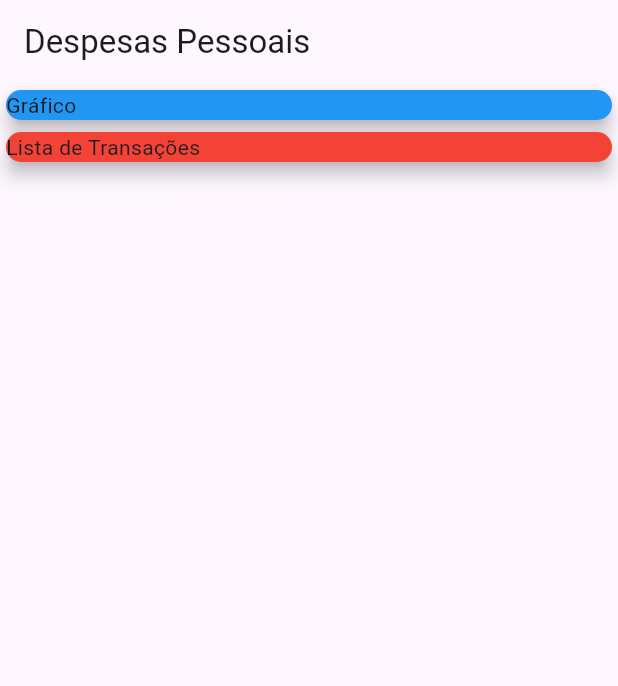
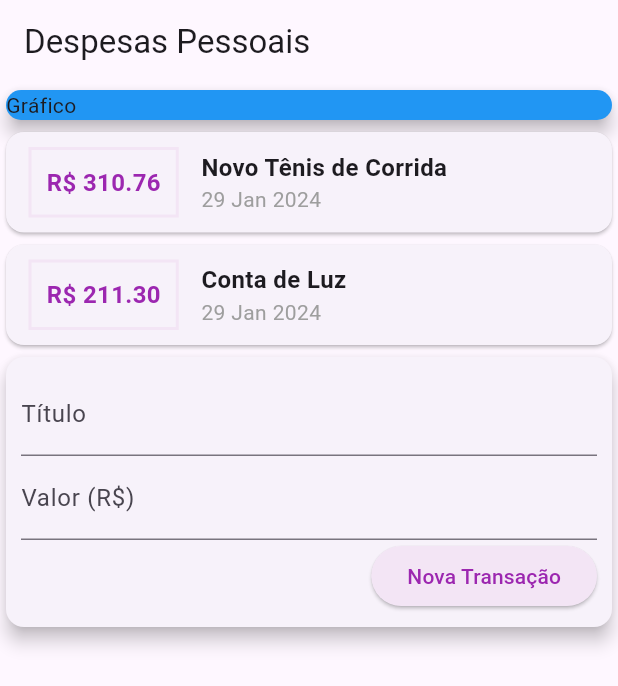
Before and after one commit to ghzeni/flutter, a Flutter app: the screen it shows after launch, on a phone screen of 412 x 824 dp. Shown: the top 686 px of the screen. Run offline on Flutter 3.47's test engine with Material 3 defaults, Android fonts, the phone set to English and light mode, and no system bars.

Commit message:
update expenses

```diff
--- a/expenses/lib/main.dart
+++ b/expenses/lib/main.dart
@@ -1,4 +1,6 @@
+import 'package:expenses/models/transaction.dart';
 import 'package:flutter/material.dart';
+import 'package:intl/intl.dart';
 
 main() => runApp(const ExpensesApp());
 
@@ -7,7 +9,7 @@ class ExpensesApp extends StatelessWidget {
 
   @override
   Widget build(BuildContext context) {
-    return const MaterialApp(
+    return MaterialApp(
       title: 'Expenses',
       home: HomePage(),
     );
@@ -15,7 +17,25 @@ class ExpensesApp extends StatelessWidget {
 }
 
 class HomePage extends StatelessWidget {
-  const HomePage({super.key});
+  HomePage({super.key});
+
+  String title = '';
+  String value = '';
+
+  final _transactions = [
+    Transaction(
+      id: 't1',
+      title: 'Novo Tênis de Corrida',
+      value: 310.76,
+      date: DateTime.now(),
+    ),
+    Transaction(
+      id: 't2',
+      title: 'Conta de Luz',
+      value: 211.30,
+      date: DateTime.now(),
+    )
+  ];
 
   @override
   Widget build(BuildContext context) {
@@ -23,9 +43,10 @@ class HomePage extends StatelessWidget {
       appBar: AppBar(
         title: const Text('Despesas Pessoais'),
       ),
-      body: const Column(
+      body: Column(
+        crossAxisAlignment: CrossAxisAlignment.stretch,
         children: <Widget>[
-          SizedBox(
+          const SizedBox(
             width: double.infinity,
             child: Card(
               color: Colors.blue,
@@ -33,14 +54,87 @@ class HomePage extends StatelessWidget {
               child: Text('Gráfico'),
             ),
           ),
-          SizedBox(
-            width: double.infinity,
-            child: Card(
-              color: Colors.red,
-              elevation: 5.0,
-              child: Text('Lista de Transações'),
+          Column(
+            children: _transactions.map((tr) {
+              return Card(
+                child: Row(
+                  children: <Widget>[
+                    Container(
+                      margin: const EdgeInsets.symmetric(
+                        horizontal: 15.0,
+                        vertical: 10.0,
+                      ),
+                      decoration: BoxDecoration(
+                        border: Border.all(
+                          color: Colors.purple.shade50,
+                          width: 2.0,
+                        ),
+                      ),
+                      padding: const EdgeInsets.all(10.0),
+                      child: Text(
+                        'R\$ ${tr.value.toStringAsFixed(2)}',
+                        style: const TextStyle(
+                          fontWeight: FontWeight.bold,
+                          fontSize: 16.0,
+                          color: Colors.purple,
+                        ),
+                      ),
+                    ),
+                    Column(
+                      crossAxisAlignment: CrossAxisAlignment.start,
+                      children: <Widget>[
+                        Text(
+                          tr.title,
+                          style: const TextStyle(
+                            fontSize: 16.0,
+                            fontWeight: FontWeight.bold,
+                          ),
+                        ),
+                        Text(
+                          DateFormat('d MMM y').format(tr.date),
+                          style: const TextStyle(color: Colors.grey),
+                        ),
+                      ],
+                    )
+                  ],
+                ),
+              );
+            }).toList(),
+          ),
+          Card(
+            elevation: 5,
+            child: Padding(
+              padding: const EdgeInsets.all(10),
+              child: Column(children: <Widget>[
+                TextField(
+                  onChanged: (newTitle) => title = newTitle,
+                  decoration: InputDecoration(labelText: 'Título'),
+                ),
+                TextField(
+                  onChanged: (newValue) => value = newValue,
+                  decoration: InputDecoration(labelText: 'Valor (R\$)'),
+                ),
+                Row(
+                  mainAxisAlignment: MainAxisAlignment.end,
+                  children: [
+                    ElevatedButton(
+                      onPressed: () {
+                        print(title);
+                        print(value);
+                      },
+                      style: ButtonStyle(
+                        backgroundColor: MaterialStateProperty.all<Color>(
+                            Colors.purple.shade50),
+                        foregroundColor:
+                            MaterialStateProperty.all<Color>(Colors.purple),
+                      ),
+                      child: Text('Nova Transação'),
+                    ),
+                  ],
+                )
+              ]),
             ),
-          ),
+          )
         ],
       ),
     );
--- /dev/null
+++ b/expenses/lib/models/transaction.dart
@@ -0,0 +1,14 @@
+class Transaction {
+  final String id;
+  final String title;
+  final double value;
+  final DateTime date;
+
+  // parâmetros nomeados e obrigatórios
+  Transaction({
+    required this.id,
+    required this.title,
+    required this.value,
+    required this.date,
+  });
+}
--- a/expenses/pubspec.yaml
+++ b/expenses/pubspec.yaml
@@ -30,6 +30,7 @@ environment:
 dependencies:
   flutter:
     sdk: flutter
+  intl: ^0.19.0
 
 
   # The following adds the Cupertino Icons font to your application.
```
Also changed, not shown: expenses/pubspec.lock.
